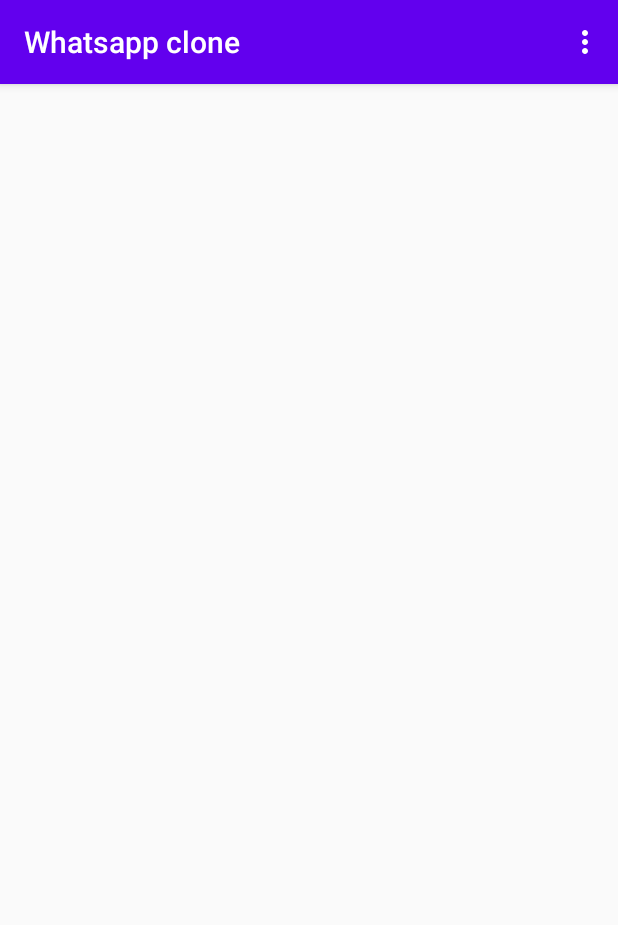
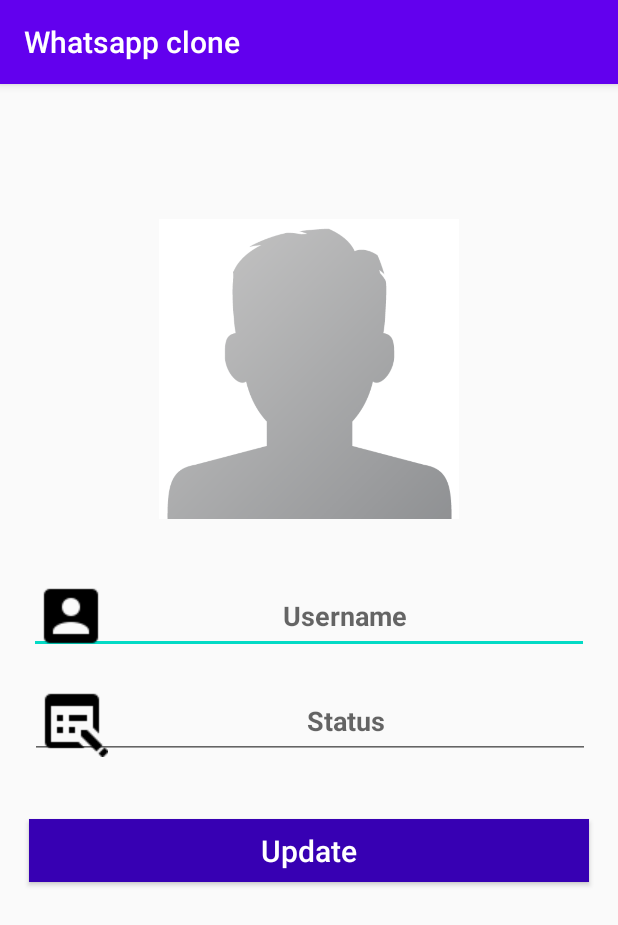
Before and after one commit to tejasborkar74/Whatsapp-Clone, an Android app: the screen it shows after launch once a user with an empty profile is signed in (MainActivity before the commit, SettingsActivity after it), on a phone screen of 412 x 824 dp. Shown: the top 925 px of the screen. Run offline under Robolectric (Android 15) with nearby library versions, the phone set to English and light mode, and no system bars; our stand-ins replace Firebase (no records; nobody signed in at launch, a user with empty details on screens opened directly).

Commit message:
Setting functionality added

```diff
--- a/app/build.gradle
+++ b/app/build.gradle
@@ -32,6 +32,8 @@
     implementation 'com.google.firebase:firebase-auth:16.0.5'
     implementation 'com.google.firebase:firebase-database:16.0.4'
     implementation 'com.google.firebase:firebase-storage:16.0.4'
+
+    implementation 'de.hdodenhof:circleimageview:3.1.0'
     testImplementation 'junit:junit:4.12'
     androidTestImplementation 'androidx.test.ext:junit:1.1.1'
     androidTestImplementation 'androidx.test.espresso:espresso-core:3.2.0'
--- a/app/src/main/AndroidManifest.xml
+++ b/app/src/main/AndroidManifest.xml
@@ -1,8 +1,8 @@
 <?xml version="1.0" encoding="utf-8"?>
 <manifest xmlns:android="http://schemas.android.com/apk/res/android"
     package="com.example.whatsappclone">
-    <uses-permission android:name="android.permission.INTERNET"/>
 
+    <uses-permission android:name="android.permission.INTERNET" />
 
     <application
         android:allowBackup="true"
@@ -11,7 +11,8 @@
         android:roundIcon="@mipmap/ic_launcher_round"
         android:supportsRtl="true"
         android:theme="@style/AppTheme">
-        <activity android:name=".registerationActivity"></activity>
+        <activity android:name=".SettingsActivity"></activity>
+        <activity android:name=".registerationActivity" />
         <activity android:name=".loginActivity" />
         <activity android:name=".MainActivity">
             <intent-filter>
--- a/app/src/main/java/com/example/whatsappclone/MainActivity.java
+++ b/app/src/main/java/com/example/whatsappclone/MainActivity.java
@@ -8,14 +8,21 @@
 import android.view.Menu;
 import android.view.MenuInflater;
 import android.view.MenuItem;
+import android.widget.Toast;
 
 import com.google.firebase.auth.FirebaseAuth;
 import com.google.firebase.auth.FirebaseUser;
+import com.google.firebase.database.DataSnapshot;
+import com.google.firebase.database.DatabaseError;
+import com.google.firebase.database.DatabaseReference;
+import com.google.firebase.database.FirebaseDatabase;
+import com.google.firebase.database.ValueEventListener;
 
 public class MainActivity extends AppCompatActivity {
 
     FirebaseUser currentUser;
     FirebaseAuth userAuth;
+    DatabaseReference rootRef;
 
 
     @Override
@@ -25,6 +32,7 @@
         setContentView(R.layout.activity_main);
         userAuth=FirebaseAuth.getInstance();
         currentUser=userAuth.getCurrentUser();
+        rootRef= FirebaseDatabase.getInstance().getReference();
     }
 
     @Override
@@ -33,14 +41,47 @@
 
         if(currentUser==null)//not loged in
         {
-            sendUserTologin();
+            sendUserToLogin();
+        }
+        else
+        {
+            verifyTheUser();
         }
     }
 
-    public void sendUserTologin()
+    private void verifyTheUser()
+    {
+        String currentUserID=userAuth.getCurrentUser().getUid();
+
+        rootRef.child("User").child(currentUserID).addValueEventListener(new ValueEventListener() {
+            @Override
+            public void onDataChange(@NonNull DataSnapshot dataSnapshot) {
+
+                //old user ...who have already set username and status
+                if((dataSnapshot.child("name").exists())) //here name is key of hash map use always same
+                {
+                    //Toast.makeText(MainActivity.this,"Welcome",Toast.LENGTH_LONG).show();
+                }
+                else
+                {
+                    //just signed up but not updated username
+                    sendUserToSettings();
+                }
+            }
+
+            @Override
+            public void onCancelled(@NonNull DatabaseError databaseError) {
+
+            }
+        });
+    }
+
+    public void sendUserToLogin()
     {
         Intent intent= new Intent(getApplicationContext(),loginActivity.class);
+        intent.addFlags(Intent.FLAG_ACTIVITY_NEW_TASK | Intent.FLAG_ACTIVITY_CLEAR_TASK);
         startActivity(intent);
+        finish();
     }
 
     @Override
@@ -56,12 +97,12 @@
 
          if(item.getItemId()==R.id.Settings)
          {
-
+             sendUserToSettings();
          }
         if(item.getItemId()==R.id.Log_out)
         {
             userAuth.signOut();
-            sendUserTologin();
+            sendUserToLogin();
         }
         if(item.getItemId()==R.id.Find_Friends)
         {
@@ -70,4 +111,12 @@
     return true;
     }
 
+    public void sendUserToSettings()
+    {
+        Intent i= new Intent(getApplicationContext(),SettingsActivity.class);
+        i.addFlags(Intent.FLAG_ACTIVITY_NEW_TASK | Intent.FLAG_ACTIVITY_CLEAR_TASK);
+        startActivity(i);
+        finish();
+    }
+
 }
--- /dev/null
+++ b/app/src/main/java/com/example/whatsappclone/SettingsActivity.java
@@ -0,0 +1,149 @@
+package com.example.whatsappclone;
+
+import androidx.annotation.NonNull;
+import androidx.appcompat.app.AppCompatActivity;
+
+import android.content.Intent;
+import android.os.Bundle;
+import android.text.TextUtils;
+import android.view.View;
+import android.widget.Button;
+import android.widget.EditText;
+import android.widget.ImageView;
+import android.widget.Toast;
+
+import com.google.android.gms.tasks.OnCompleteListener;
+import com.google.android.gms.tasks.Task;
+import com.google.firebase.auth.FirebaseAuth;
+import com.google.firebase.database.DataSnapshot;
+import com.google.firebase.database.DatabaseError;
+import com.google.firebase.database.DatabaseReference;
+import com.google.firebase.database.FirebaseDatabase;
+import com.google.firebase.database.ValueEventListener;
+
+import java.util.HashMap;
+
+public class SettingsActivity extends AppCompatActivity {
+
+    EditText UserName,UserStatus;
+    ImageView ProfilePic;
+    Button UpdateButton;
+    String CurrentUserID;
+    FirebaseAuth userAuth;
+    DatabaseReference rootRef;
+
+    @Override
+    protected void onCreate(Bundle savedInstanceState) {
+        super.onCreate(savedInstanceState);
+        setContentView(R.layout.activity_settings);
+        UserName=(EditText)findViewById(R.id.UserNameEditText);
+        UserStatus=(EditText)findViewById(R.id.StatusEditText);
+        ProfilePic=(ImageView)findViewById(R.id.ProfileImage);
+        UpdateButton=(Button)findViewById(R.id.UpdateButton);
+        userAuth=FirebaseAuth.getInstance();
+        CurrentUserID=userAuth.getCurrentUser().getUid();
+        rootRef= FirebaseDatabase.getInstance().getReference();
+
+        UpdateButton.setOnClickListener(new View.OnClickListener() {
+            @Override
+            public void onClick(View view) {
+                updateSettings();
+            }
+
+        });
+
+        RetrieveUserData();
+    }
+
+    private void RetrieveUserData() {
+
+        rootRef.child("User").child(CurrentUserID).addValueEventListener(new ValueEventListener() {
+            @Override
+            public void onDataChange(@NonNull DataSnapshot dataSnapshot) {
+
+                //if exists the show data
+                if((dataSnapshot.child("name").exists()) && (dataSnapshot.hasChild("name")) && (dataSnapshot.hasChild("image")))
+                {
+                    //retrive
+                    String retriveUserName= dataSnapshot.child("name").getValue().toString();
+                    String retriveUserStatus= dataSnapshot.child("status").getValue().toString();
+                    String retriveDP= dataSnapshot.child("image").getValue().toString();
+
+                    UserName.setText(retriveUserName);
+                    UserStatus.setText(retriveUserStatus);
+
+
+                }
+                else if((dataSnapshot.child("name").exists()) && (dataSnapshot.hasChild("name")))//not image
+                {
+                    //retrive
+                    String retriveUserName= dataSnapshot.child("name").getValue().toString();
+                    String retriveUserStatus= dataSnapshot.child("status").getValue().toString();
+
+                    UserName.setText(retriveUserName);
+                    UserStatus.setText(retriveUserStatus);
+                }
+                else//none of this exist
+                {
+                    Toast.makeText(SettingsActivity.this,"Please update your Profile...",Toast.LENGTH_LONG).show();
+                }
+            }
+
+            @Override
+            public void onCancelled(@NonNull DatabaseError databaseError) {
+
+            }
+        });
+    }
+
+    private void updateSettings()
+    {
+        String setUserName= UserName.getText().toString();
+        String setStatus=UserStatus.getText().toString();
+
+        if(TextUtils.isEmpty(setUserName))
+        {
+            Toast.makeText(SettingsActivity.this,"Please write Username...",Toast.LENGTH_LONG).show();
+        }
+        if(TextUtils.isEmpty(setStatus))
+        {
+            Toast.makeText(SettingsActivity.this,"Please write Status...",Toast.LENGTH_LONG).show();
+        }
+        else
+        {
+
+            //we store the info in database...
+            HashMap<String,String> profileMap = new HashMap<>();
+            profileMap.put("uid",CurrentUserID);
+            profileMap.put("name",setUserName);
+            profileMap.put("status",setStatus);
+
+            //By using rootRef we are going to save this
+
+            rootRef.child("User").child(CurrentUserID).setValue(profileMap)
+                    .addOnCompleteListener(new OnCompleteListener<Void>() {
+                        @Override
+                        public void onComplete(@NonNull Task<Void> task) {
+                            if(task.isSuccessful())
+                            {
+                                sendUserToMain();
+                                Toast.makeText(SettingsActivity.this,"Profile Updated Successfully...",Toast.LENGTH_LONG).show();
+                            }
+                            else
+                            {
+                                String error=task.getException().toString();
+                                Toast.makeText(SettingsActivity.this,"ERROR: "+error,Toast.LENGTH_LONG).show();
+                            }
+                        }
+                    });
+
+        }
+    }
+
+    private void sendUserToMain() {
+        Intent toMainInIntent= new Intent(SettingsActivity.this,MainActivity.class);
+        toMainInIntent.addFlags(Intent.FLAG_ACTIVITY_NEW_TASK | Intent.FLAG_ACTIVITY_CLEAR_TASK);
+        startActivity(toMainInIntent);
+        finish();
+    }
+}
--- /dev/null
+++ b/app/src/main/res/layout/activity_settings.xml
@@ -0,0 +1,77 @@
+<?xml version="1.0" encoding="utf-8"?>
+<androidx.constraintlayout.widget.ConstraintLayout xmlns:android="http://schemas.android.com/apk/res/android"
+    xmlns:app="http://schemas.android.com/apk/res-auto"
+    xmlns:tools="http://schemas.android.com/tools"
+    android:layout_width="match_parent"
+    android:layout_height="match_parent"
+    tools:context=".SettingsActivity" >
+
+    <ImageView
+        android:id="@+id/ProfileImage"
+        android:layout_width="200dp"
+        android:layout_height="200dp"
+        android:layout_centerHorizontal="true"
+        android:layout_marginStart="100dp"
+        android:layout_marginTop="90dp"
+        android:layout_marginEnd="100dp"
+        android:src="@drawable/profile_image"
+        app:layout_constraintEnd_toEndOf="parent"
+        app:layout_constraintStart_toStartOf="parent"
+        app:layout_constraintTop_toTopOf="parent" />
+
+
+    <EditText
+        android:id="@+id/UserNameEditText"
+        android:layout_width="373dp"
+        android:layout_height="50dp"
+        android:layout_marginStart="20dp"
+        android:layout_marginTop="40dp"
+        android:layout_marginEnd="20dp"
+        android:drawableStart="@drawable/edit_profile"
+        android:ems="10"
+        android:hint="Username"
+        android:inputType="textPersonName"
+        android:textAlignment="center"
+        android:textStyle="bold"
+        app:layout_constraintEnd_toEndOf="parent"
+        app:layout_constraintStart_toStartOf="parent"
+        app:layout_constraintTop_toBottomOf="@+id/ProfileImage" />
+
+    <EditText
+        android:id="@+id/StatusEditText"
+        android:layout_width="373dp"
+        android:layout_height="50dp"
+        android:layout_marginStart="20dp"
+        android:layout_marginTop="20dp"
+        android:layout_marginEnd="20dp"
+        android:drawableStart="@drawable/edit_status"
+        android:ems="10"
+        android:hint="Status"
+        android:inputType="textPersonName"
+        android:textAlignment="center"
+        android:textStyle="bold"
+        app:layout_constraintEnd_toEndOf="parent"
+        app:layout_constraintHorizontal_bias="0.0"
+        app:layout_constraintStart_toStartOf="parent"
+        app:layout_constraintTop_toBottomOf="@+id/UserNameEditText" />
+
+    <Button
+        android:id="@+id/UpdateButton"
+        android:layout_width="373dp"
+        android:layout_height="42dp"
+        android:layout_marginStart="20dp"
+        android:layout_marginTop="40dp"
+        android:layout_marginEnd="20dp"
+        android:background="@color/colorPrimaryDark"
+        android:onClick="UpdateButton"
+        android:text="Update"
+        android:textAllCaps="false"
+        android:textColor="@android:color/background_light"
+        android:textSize="20dp"
+
+
+        app:layout_constraintEnd_toEndOf="parent"
+        app:layout_constraintStart_toStartOf="parent"
+        app:layout_constraintTop_toBottomOf="@+id/StatusEditText" />
+
+</androidx.constraintlayout.widget.ConstraintLayout>
```
Also changed, not shown: app/src/main/java/com/example/whatsappclone/loginActivity.java (+7 -6 lines), app/src/main/java/com/example/whatsappclone/registerationActivity.java (+8 -1 lines), app/src/main/res/drawable/edit_profile.png (added), app/src/main/res/drawable/edit_status.png (added), app/src/main/res/drawable/email.png (added), app/src/main/res/drawable/online.png (added), app/src/main/res/drawable/profile_image.png (added), app/src/main/res/drawable/send_message.png (added).
